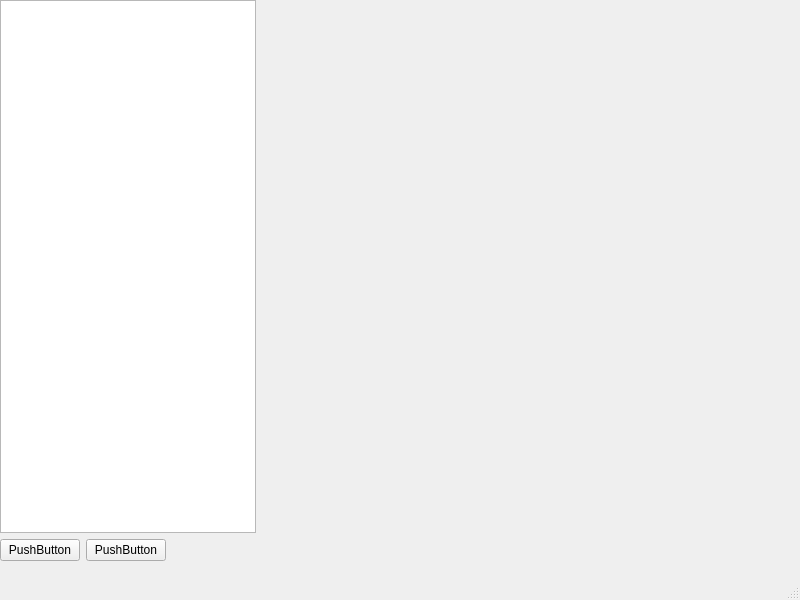
Qt form Qt_Project/mainwindow.ui (eeyzr1/2024_Group_01) before a commit.
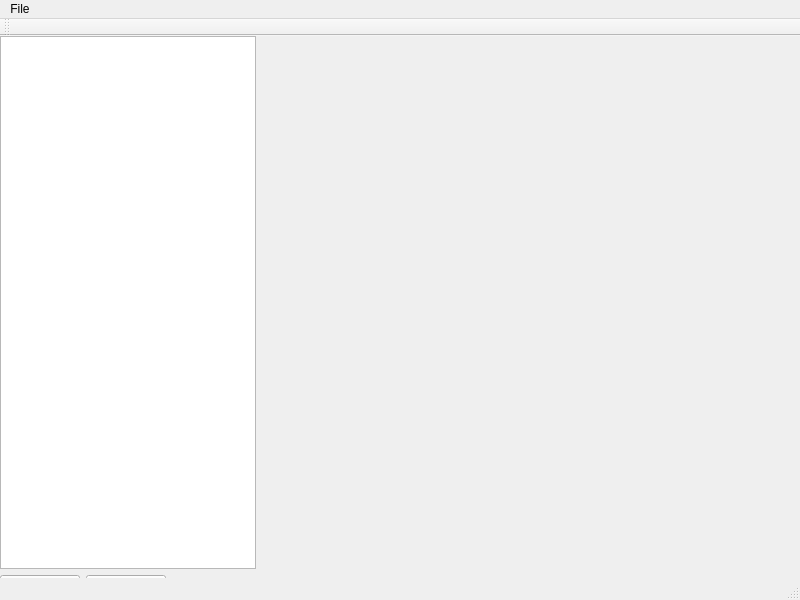
The same form after that commit.

Commit message: Added Tool bar

Patch:
```diff
--- a/Qt_Project/mainwindow.ui
+++ b/Qt_Project/mainwindow.ui
@@ -14,7 +14,7 @@
    <string>MainWindow</string>
   </property>
   <widget class="QWidget" name="centralwidget">
-   <widget class="QWidget" name="">
+   <widget class="QWidget" name="layoutWidget">
     <property name="geometry">
      <rect>
       <x>0</x>
@@ -94,8 +94,31 @@
      <height>17</height>
     </rect>
    </property>
+   <widget class="QMenu" name="menuFiles">
+    <property name="title">
+     <string>File</string>
+    </property>
+    <addaction name="actionOpen_File"/>
+   </widget>
+   <addaction name="menuFiles"/>
   </widget>
   <widget class="QStatusBar" name="statusbar"/>
+  <widget class="QToolBar" name="toolBar">
+   <property name="windowTitle">
+    <string>toolBar</string>
+   </property>
+   <attribute name="toolBarArea">
+    <enum>TopToolBarArea</enum>
+   </attribute>
+   <attribute name="toolBarBreak">
+    <bool>false</bool>
+   </attribute>
+  </widget>
+  <action name="actionOpen_File">
+   <property name="text">
+    <string>Open File</string>
+   </property>
+  </action>
  </widget>
  <resources/>
  <connections/>
```
The commit also changes 3 other files.
